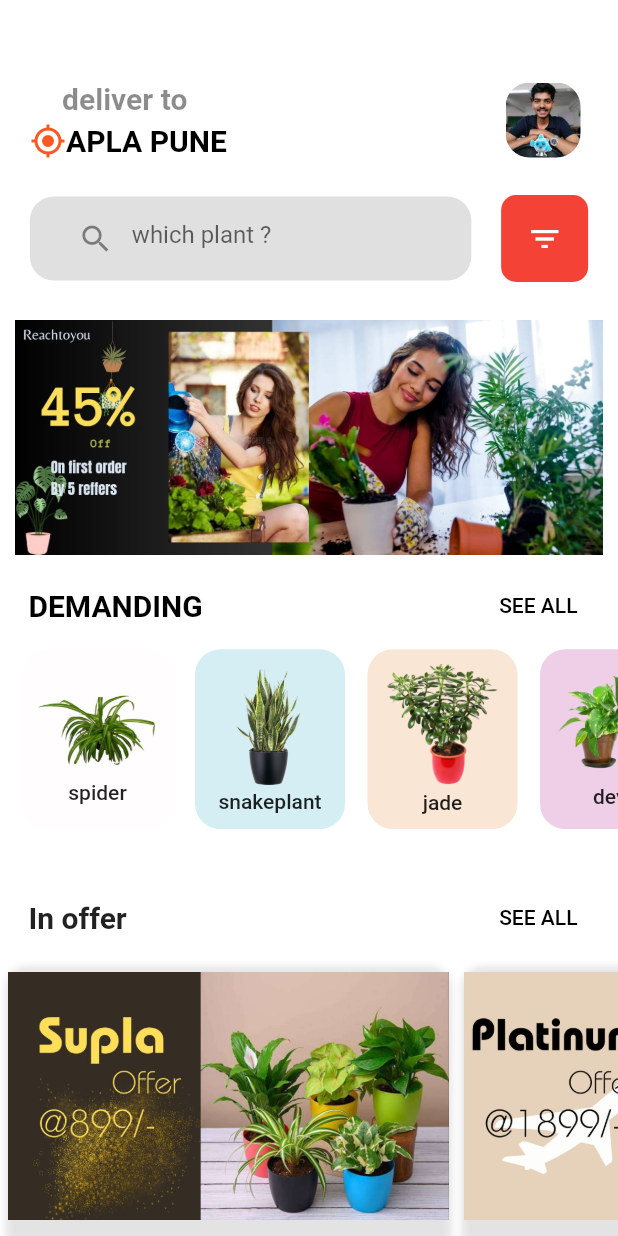
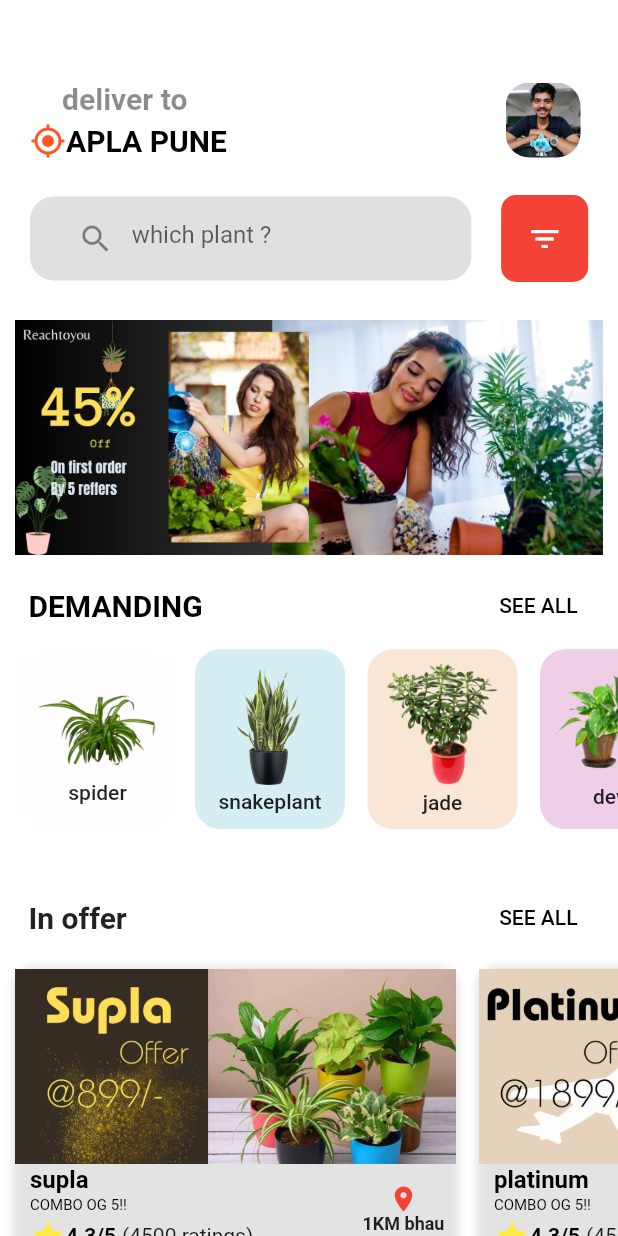
Before and after one commit to omkark12/Plant-delivery-app, a Flutter app: the screen it shows after launch, after a tap on "GET YOUR PLANTS", on a phone screen of 412 x 824 dp. Run offline on Flutter 3.47's test engine with Material 2 defaults, Android fonts, the phone set to English and light mode, and no system bars.

Commit message:
worked on inoffer

```diff
--- a/lib/homescreen.dart
+++ b/lib/homescreen.dart
@@ -214,8 +214,8 @@ class homescreen extends StatelessWidget {
                     onTap: () {},
                     child: Container(
                       width: MediaQuery.of(context).size.width / 1.4,
-                      margin:
-                          EdgeInsets.only(left: 5, top: 5, bottom: 5, right: 5),
+                      margin: EdgeInsets.only(
+                          left: 10, top: 5, bottom: 5, right: 5),
                       decoration: BoxDecoration(
                           borderRadius: BorderRadius.circular(14),
                           color: Colors.white10,
@@ -232,7 +232,76 @@ class homescreen extends StatelessWidget {
                           ClipRect(
                             child: Image.asset(
                               "images/${plants2[index]}.jpg",
-                              height: 170,
+                              height: 130,
+                              width: MediaQuery.of(context).size.width / 1.4,
+                              fit: BoxFit.cover,
+                            ),
+                          ),
+                          Padding(
+                            padding: EdgeInsets.only(left: 10),
+                            child: Row(
+                              mainAxisAlignment: MainAxisAlignment.spaceBetween,
+                              children: [
+                                Column(
+                                  crossAxisAlignment: CrossAxisAlignment.start,
+                                  children: [
+                                    Text(
+                                      plants2[index],
+                                      style: TextStyle(
+                                        color: Colors.black,
+                                        fontSize: 16,
+                                        fontWeight: FontWeight.bold,
+                                      ),
+                                    ),
+                                    SizedBox(height: 2),
+                                    Text(
+                                      "COMBO OG 5!!",
+                                      style: TextStyle(
+                                        color: Colors.black,
+                                        fontSize: 10,
+                                      ),
+                                    ),
+                                    SizedBox(height: 2),
+                                    Row(
+                                      children: [
+                                        Icon(
+                                          Icons.star,
+                                          color: Colors.yellow,
+                                        ),
+                                        Text(
+                                          "4.3/5",
+                                          style: TextStyle(
+                                              color: Colors.black,
+                                              fontWeight: FontWeight.bold),
+                                        ),
+                                        SizedBox(width: 4),
+                                        Text("(4500 ratings)"),
+                                      ],
+                                    )
+                                  ],
+                                ),
+                                Column(
+                                  children: [
+                                    Padding(
+                                      padding: EdgeInsets.all(8),
+                                      child: Column(
+                                        children: [
+                                          Icon(Icons.location_on_sharp,
+                                              color: Colors.red, size: 20),
+                                          SizedBox(width: 2),
+                                          Text(
+                                            "1KM bhau",
+                                            style: TextStyle(
+                                                color: Colors.black87,
+                                                fontWeight: FontWeight.bold,
+                                                fontSize: 12),
+                                          )
+                                        ],
+                                      ),
+                                    )
+                                  ],
+                                )
+                              ],
                             ),
                           )
                         ],
```
